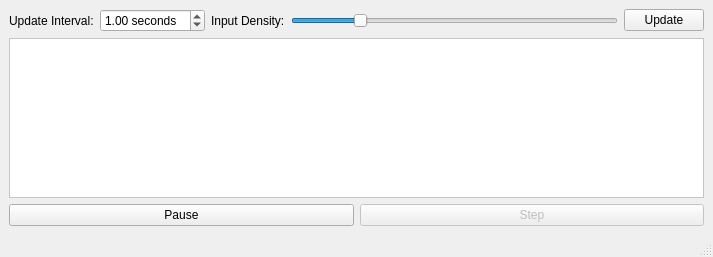
Above: mainwindow.ui from dutchgold92/TrafficSim before the change. Below: the same form after it.
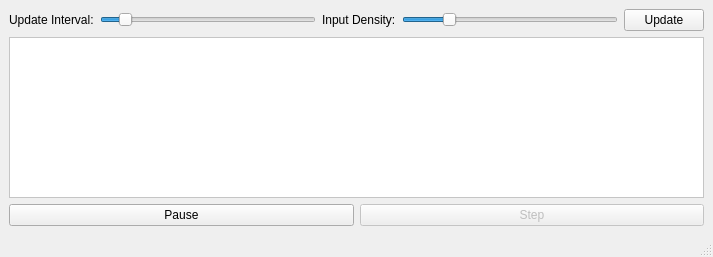
That is the form after the change.

Commit message: Update interval now uses sliders

Diff of the .ui file:
```diff
--- a/mainwindow.ui
+++ b/mainwindow.ui
@@ -40,21 +40,21 @@
        </widget>
       </item>
       <item>
-       <widget class="QDoubleSpinBox" name="updateIntervalInput">
-        <property name="suffix">
-         <string> seconds</string>
-        </property>
+       <widget class="QSlider" name="updateIntervalInput">
         <property name="minimum">
-         <double>0.050000000000000</double>
+         <number>5</number>
         </property>
         <property name="maximum">
-         <double>10.000000000000000</double>
+         <number>500</number>
         </property>
         <property name="singleStep">
-         <double>0.050000000000000</double>
+         <number>5</number>
         </property>
         <property name="value">
-         <double>1.000000000000000</double>
+         <number>50</number>
+        </property>
+        <property name="orientation">
+         <enum>Qt::Horizontal</enum>
         </property>
        </widget>
       </item>
```
The commit also changes 1 other file.
